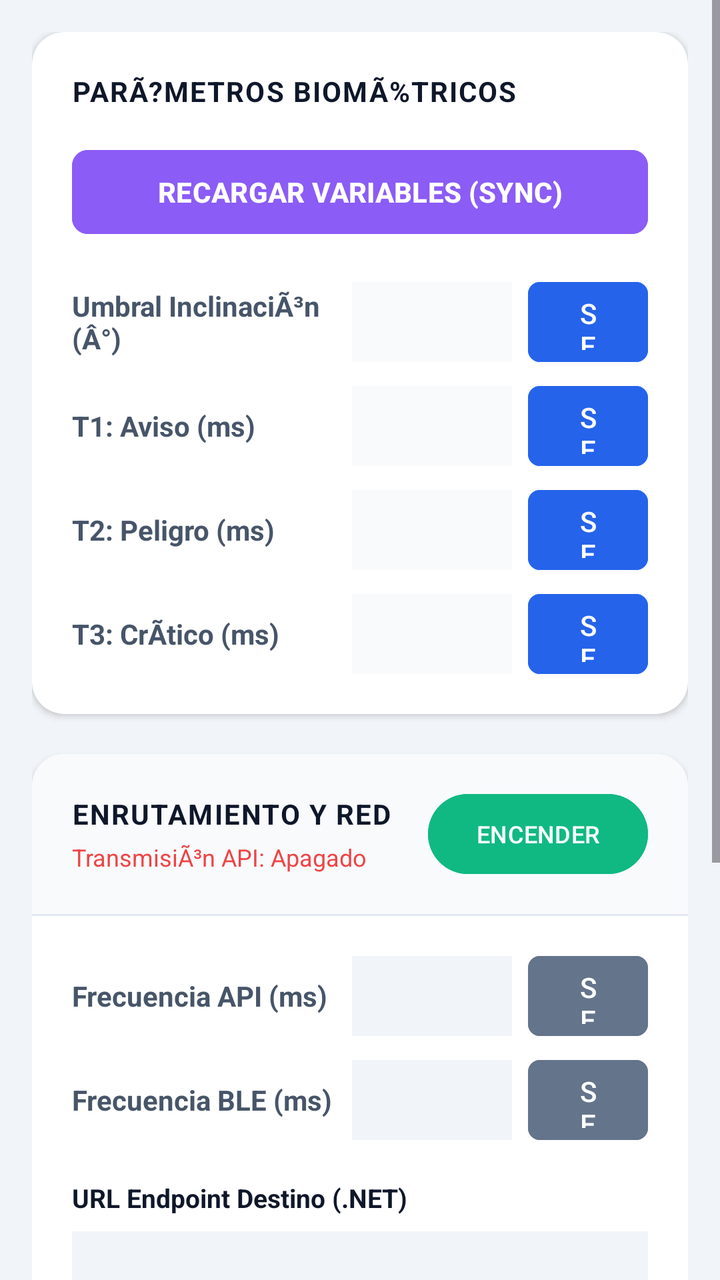
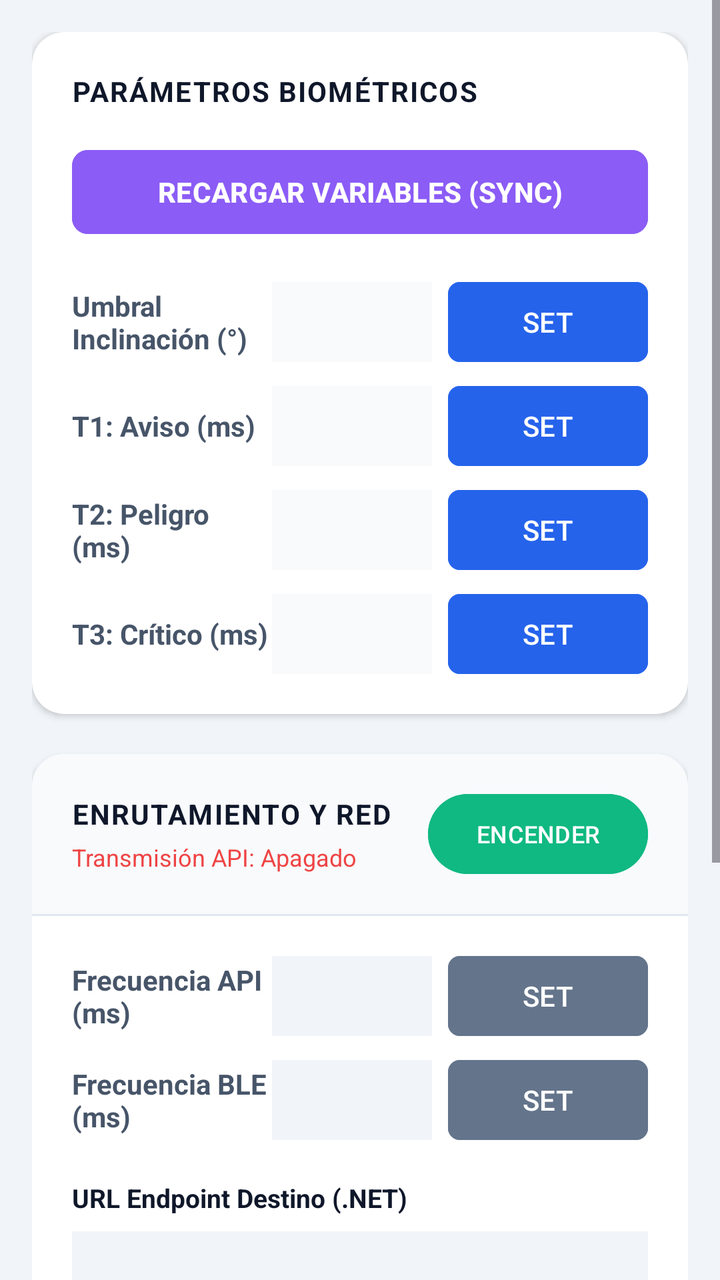

Compare the two renders of this Android layout. The source of the first and the diff that turns it into the second are given below.
<!-- AndroidManifest.xml: application theme Theme.SomnixApp -->
<!-- res/layout/gorra_test_fragment_config.xml -->
<?xml version="1.0" encoding="utf-8"?>
<ScrollView xmlns:android="http://schemas.android.com/apk/res/android"
    xmlns:app="http://schemas.android.com/apk/res-auto"
    android:layout_width="match_parent"
    android:layout_height="match_parent"
    android:background="#F1F5F9"
    android:fillViewport="true">

    <LinearLayout
        android:layout_width="match_parent"
        android:layout_height="wrap_content"
        android:orientation="vertical"
        android:padding="16dp">

        
        <androidx.cardview.widget.CardView
            android:layout_width="match_parent"
            android:layout_height="wrap_content"
            app:cardCornerRadius="16dp"
            app:cardElevation="2dp"
            app:cardBackgroundColor="#FFFFFF"
            android:layout_marginBottom="20dp">

            <LinearLayout
                android:layout_width="match_parent"
                android:layout_height="wrap_content"
                android:orientation="vertical"
                android:padding="20dp">

                <TextView android:layout_width="match_parent" android:layout_height="wrap_content" android:text="PARÃ?METROS BIOMÃ%TRICOS" android:textColor="#0F172A" android:textSize="14sp" android:textStyle="bold" android:letterSpacing="0.05" android:layout_marginBottom="16dp"/>

                <Button android:id="@+id/btnSync" android:layout_width="match_parent" android:layout_height="50dp" android:backgroundTint="#8B5CF6" android:textColor="#FFFFFF" android:text="RECARGAR VARIABLES (SYNC)" android:textStyle="bold" android:layout_marginBottom="20dp" app:cornerRadius="8dp"/>

                
                <LinearLayout android:layout_width="match_parent" android:layout_height="wrap_content" android:orientation="horizontal" android:gravity="center_vertical" android:layout_marginBottom="12dp">
                    <TextView android:layout_width="0dp" android:layout_weight="1" android:layout_height="wrap_content" android:text="Umbral InclinaciÃ³n (Â°)" android:textColor="#475569" android:textSize="14sp" android:textStyle="bold"/>
                    <EditText android:id="@+id/etUmb" android:layout_width="80dp" android:layout_height="40dp" android:inputType="numberDecimal" android:textColor="#0F172A" android:background="#F8FAFC" android:gravity="center" android:textSize="14sp" android:padding="8dp"/>
                    <Button android:id="@+id/btnSetUmb" android:layout_width="60dp" android:layout_height="40dp" android:text="SET" android:backgroundTint="#2563EB" android:textColor="#FFFFFF" android:layout_marginStart="8dp" app:cornerRadius="6dp" android:insetTop="0dp" android:insetBottom="0dp"/>
                </LinearLayout>

                <LinearLayout android:layout_width="match_parent" android:layout_height="wrap_content" android:orientation="horizontal" android:gravity="center_vertical" android:layout_marginBottom="12dp">
                    <TextView android:layout_width="0dp" android:layout_weight="1" android:layout_height="wrap_content" android:text="T1: Aviso (ms)" android:textColor="#475569" android:textSize="14sp" android:textStyle="bold"/>
                    <EditText android:id="@+id/etT1" android:layout_width="80dp" android:layout_height="40dp" android:inputType="number" android:textColor="#0F172A" android:background="#F8FAFC" android:gravity="center" android:textSize="14sp" android:padding="8dp"/>
                    <Button android:id="@+id/btnSetT1" android:layout_width="60dp" android:layout_height="40dp" android:text="SET" android:backgroundTint="#2563EB" android:textColor="#FFFFFF" android:layout_marginStart="8dp" app:cornerRadius="6dp" android:insetTop="0dp" android:insetBottom="0dp"/>
                </LinearLayout>

                <LinearLayout android:layout_width="match_parent" android:layout_height="wrap_content" android:orientation="horizontal" android:gravity="center_vertical" android:layout_marginBottom="12dp">
                    <TextView android:layout_width="0dp" android:layout_weight="1" android:layout_height="wrap_content" android:text="T2: Peligro (ms)" android:textColor="#475569" android:textSize="14sp" android:textStyle="bold"/>
                    <EditText android:id="@+id/etT2" android:layout_width="80dp" android:layout_height="40dp" android:inputType="number" android:textColor="#0F172A" android:background="#F8FAFC" android:gravity="center" android:textSize="14sp" android:padding="8dp"/>
                    <Button android:id="@+id/btnSetT2" android:layout_width="60dp" android:layout_height="40dp" android:text="SET" android:backgroundTint="#2563EB" android:textColor="#FFFFFF" android:layout_marginStart="8dp" app:cornerRadius="6dp" android:insetTop="0dp" android:insetBottom="0dp"/>
                </LinearLayout>

                <LinearLayout android:layout_width="match_parent" android:layout_height="wrap_content" android:orientation="horizontal" android:gravity="center_vertical">
                    <TextView android:layout_width="0dp" android:layout_weight="1" android:layout_height="wrap_content" android:text="T3: CrÃ­tico (ms)" android:textColor="#475569" android:textSize="14sp" android:textStyle="bold"/>
                    <EditText android:id="@+id/etT3" android:layout_width="80dp" android:layout_height="40dp" android:inputType="number" android:textColor="#0F172A" android:background="#F8FAFC" android:gravity="center" android:textSize="14sp" android:padding="8dp"/>
                    <Button android:id="@+id/btnSetT3" android:layout_width="60dp" android:layout_height="40dp" android:text="SET" android:backgroundTint="#2563EB" android:textColor="#FFFFFF" android:layout_marginStart="8dp" app:cornerRadius="6dp" android:insetTop="0dp" android:insetBottom="0dp"/>
                </LinearLayout>

            </LinearLayout>
        </androidx.cardview.widget.CardView>

        
        <androidx.cardview.widget.CardView
            android:layout_width="match_parent"
            android:layout_height="wrap_content"
            app:cardCornerRadius="16dp"
            app:cardElevation="2dp"
            app:cardBackgroundColor="#FFFFFF"
            android:layout_marginBottom="20dp">

            <LinearLayout
                android:layout_width="match_parent"
                android:layout_height="wrap_content"
                android:orientation="vertical"
                android:padding="0dp">

                
                <LinearLayout android:layout_width="match_parent" android:layout_height="wrap_content" android:orientation="horizontal" android:gravity="center_vertical" android:background="#F8FAFC" android:padding="20dp">
                    <LinearLayout android:layout_width="0dp" android:layout_weight="1" android:layout_height="wrap_content" android:orientation="vertical">
                        <TextView android:layout_width="wrap_content" android:layout_height="wrap_content" android:text="ENRUTAMIENTO Y RED" android:textColor="#0F172A" android:textSize="14sp" android:textStyle="bold" android:letterSpacing="0.05"/>
                        <TextView android:id="@+id/tvEstadoApi" android:layout_width="wrap_content" android:layout_height="wrap_content" android:text="TransmisiÃ³n API: Apagado" android:textColor="#EF4444" android:textSize="12sp" android:layout_marginTop="4dp"/>
                    </LinearLayout>
                    <Button android:id="@+id/btnToggleApi" android:layout_width="wrap_content" android:layout_height="40dp" android:text="ENCENDER" android:backgroundTint="#10B981" android:textColor="#FFFFFF" app:cornerRadius="20dp" android:textSize="12sp" android:insetTop="0dp" android:insetBottom="0dp"/>
                </LinearLayout>

                <View android:layout_width="match_parent" android:layout_height="1dp" android:background="#E2E8F0"/>

                
                <LinearLayout android:layout_width="match_parent" android:layout_height="wrap_content" android:orientation="vertical" android:padding="20dp">

                    <LinearLayout android:layout_width="match_parent" android:layout_height="wrap_content" android:orientation="horizontal" android:gravity="center_vertical" android:layout_marginBottom="12dp">
                        <TextView android:layout_width="0dp" android:layout_weight="1" android:layout_height="wrap_content" android:text="Frecuencia API (ms)" android:textColor="#475569" android:textSize="14sp" android:textStyle="bold"/>
                        <EditText android:id="@+id/etIntApi" android:layout_width="80dp" android:layout_height="40dp" android:inputType="number" android:textColor="#0F172A" android:background="#F1F5F9" android:gravity="center" android:textSize="14sp" android:padding="8dp"/>
                        <Button android:id="@+id/btnSetApi" android:layout_width="60dp" android:layout_height="40dp" android:text="SET" android:backgroundTint="#64748B" android:textColor="#FFFFFF" android:layout_marginStart="8dp" app:cornerRadius="6dp" android:insetTop="0dp" android:insetBottom="0dp"/>
                    </LinearLayout>

                    <LinearLayout android:layout_width="match_parent" android:layout_height="wrap_content" android:orientation="horizontal" android:gravity="center_vertical" android:layout_marginBottom="20dp">
                        <TextView android:layout_width="0dp" android:layout_weight="1" android:layout_height="wrap_content" android:text="Frecuencia BLE (ms)" android:textColor="#475569" android:textSize="14sp" android:textStyle="bold"/>
                        <EditText android:id="@+id/etIntBle" android:layout_width="80dp" android:layout_height="40dp" android:inputType="number" android:textColor="#0F172A" android:background="#F1F5F9" android:gravity="center" android:textSize="14sp" android:padding="8dp"/>
                        <Button android:id="@+id/btnSetBle" android:layout_width="60dp" android:layout_height="40dp" android:text="SET" android:backgroundTint="#64748B" android:textColor="#FFFFFF" android:layout_marginStart="8dp" app:cornerRadius="6dp" android:insetTop="0dp" android:insetBottom="0dp"/>
                    </LinearLayout>

                    <TextView android:layout_width="match_parent" android:layout_height="wrap_content" android:text="URL Endpoint Destino (.NET)" android:textColor="#0F172A" android:textStyle="bold" android:textSize="13sp" android:layout_marginBottom="8dp"/>
                    <EditText android:id="@+id/etUrl" android:layout_width="match_parent" android:layout_height="45dp" android:textColor="#0F172A" android:background="#F1F5F9" android:paddingHorizontal="12dp" android:textSize="13sp" android:layout_marginBottom="12dp"/>
                    <Button android:id="@+id/btnSetUrl" android:layout_width="match_parent" android:layout_height="50dp" android:text="ACTUALIZAR SERVIDOR DESTINO" android:backgroundTint="#0F172A" android:textColor="#FFFFFF" app:cornerRadius="8dp" android:layout_marginBottom="25dp"/>

                    
                    <TextView android:layout_width="match_parent" android:layout_height="wrap_content" android:text="MONITOR DE PETICIONES HTTP" android:textColor="#0F172A" android:textStyle="bold" android:textSize="13sp" android:layout_marginBottom="8dp"/>
                    <ScrollView android:layout_width="match_parent" android:layout_height="120dp" android:background="#0F172A">
                        <TextView android:id="@+id/tvApiLogs" android:layout_width="match_parent" android:layout_height="wrap_content" android:text="Esperando respuestas del servidor...\n" android:textColor="#34D399" android:fontFamily="monospace" android:padding="12dp" android:textSize="11sp"/>
                    </ScrollView>

                </LinearLayout>
            </LinearLayout>
        </androidx.cardview.widget.CardView>
    </LinearLayout>
</ScrollView>
<!-- resources referenced by this layout -->
<resources>
  <style name="Theme.SomnixApp" parent="Base.Theme.SomnixApp" />
  <style name="Base.Theme.SomnixApp" parent="Theme.Material3.DayNight.NoActionBar">
          
          
      </style>
</resources>

<!-- the commit's change to res/layout/gorra_test_fragment_config.xml (unified diff, before → after) -->
@@ -27,33 +27,33 @@
                 android:orientation="vertical"
                 android:padding="20dp">
 
-                <TextView android:layout_width="match_parent" android:layout_height="wrap_content" android:text="PARÃ?METROS BIOMÃ%TRICOS" android:textColor="#0F172A" android:textSize="14sp" android:textStyle="bold" android:letterSpacing="0.05" android:layout_marginBottom="16dp"/>
+                <TextView android:layout_width="match_parent" android:layout_height="wrap_content" android:text="PARÁMETROS BIOMÉTRICOS" android:textColor="#0F172A" android:textSize="14sp" android:textStyle="bold" android:letterSpacing="0.05" android:layout_marginBottom="16dp"/>
 
                 <Button android:id="@+id/btnSync" android:layout_width="match_parent" android:layout_height="50dp" android:backgroundTint="#8B5CF6" android:textColor="#FFFFFF" android:text="RECARGAR VARIABLES (SYNC)" android:textStyle="bold" android:layout_marginBottom="20dp" app:cornerRadius="8dp"/>
 
                 
                 <LinearLayout android:layout_width="match_parent" android:layout_height="wrap_content" android:orientation="horizontal" android:gravity="center_vertical" android:layout_marginBottom="12dp">
-                    <TextView android:layout_width="0dp" android:layout_weight="1" android:layout_height="wrap_content" android:text="Umbral InclinaciÃ³n (Â°)" android:textColor="#475569" android:textSize="14sp" android:textStyle="bold"/>
+                    <TextView android:layout_width="0dp" android:layout_weight="1" android:layout_height="wrap_content" android:text="Umbral Inclinación (°)" android:textColor="#475569" android:textSize="14sp" android:textStyle="bold"/>
                     <EditText android:id="@+id/etUmb" android:layout_width="80dp" android:layout_height="40dp" android:inputType="numberDecimal" android:textColor="#0F172A" android:background="#F8FAFC" android:gravity="center" android:textSize="14sp" android:padding="8dp"/>
-                    <Button android:id="@+id/btnSetUmb" android:layout_width="60dp" android:layout_height="40dp" android:text="SET" android:backgroundTint="#2563EB" android:textColor="#FFFFFF" android:layout_marginStart="8dp" app:cornerRadius="6dp" android:insetTop="0dp" android:insetBottom="0dp"/>
+                    <Button android:id="@+id/btnSetUmb" android:layout_width="100dp" android:layout_height="40dp" android:textSize="14dp" android:text="SET" android:backgroundTint="#2563EB" android:textColor="#FFFFFF" android:layout_marginStart="8dp" app:cornerRadius="6dp" android:insetTop="0dp" android:insetBottom="0dp"/>
                 </LinearLayout>
 
                 <LinearLayout android:layout_width="match_parent" android:layout_height="wrap_content" android:orientation="horizontal" android:gravity="center_vertical" android:layout_marginBottom="12dp">
                     <TextView android:layout_width="0dp" android:layout_weight="1" android:layout_height="wrap_content" android:text="T1: Aviso (ms)" android:textColor="#475569" android:textSize="14sp" android:textStyle="bold"/>
                     <EditText android:id="@+id/etT1" android:layout_width="80dp" android:layout_height="40dp" android:inputType="number" android:textColor="#0F172A" android:background="#F8FAFC" android:gravity="center" android:textSize="14sp" android:padding="8dp"/>
-                    <Button android:id="@+id/btnSetT1" android:layout_width="60dp" android:layout_height="40dp" android:text="SET" android:backgroundTint="#2563EB" android:textColor="#FFFFFF" android:layout_marginStart="8dp" app:cornerRadius="6dp" android:insetTop="0dp" android:insetBottom="0dp"/>
+                    <Button android:id="@+id/btnSetT1" android:layout_width="100dp" android:layout_height="40dp" android:text="SET" android:backgroundTint="#2563EB" android:textColor="#FFFFFF" android:layout_marginStart="8dp" app:cornerRadius="6dp" android:insetTop="0dp" android:insetBottom="0dp"/>
                 </LinearLayout>
 
                 <LinearLayout android:layout_width="match_parent" android:layout_height="wrap_content" android:orientation="horizontal" android:gravity="center_vertical" android:layout_marginBottom="12dp">
                     <TextView android:layout_width="0dp" android:layout_weight="1" android:layout_height="wrap_content" android:text="T2: Peligro (ms)" android:textColor="#475569" android:textSize="14sp" android:textStyle="bold"/>
                     <EditText android:id="@+id/etT2" android:layout_width="80dp" android:layout_height="40dp" android:inputType="number" android:textColor="#0F172A" android:background="#F8FAFC" android:gravity="center" android:textSize="14sp" android:padding="8dp"/>
-                    <Button android:id="@+id/btnSetT2" android:layout_width="60dp" android:layout_height="40dp" android:text="SET" android:backgroundTint="#2563EB" android:textColor="#FFFFFF" android:layout_marginStart="8dp" app:cornerRadius="6dp" android:insetTop="0dp" android:insetBottom="0dp"/>
+                    <Button android:id="@+id/btnSetT2" android:layout_width="100dp" android:layout_height="40dp" android:text="SET" android:backgroundTint="#2563EB" android:textColor="#FFFFFF" android:layout_marginStart="8dp" app:cornerRadius="6dp" android:insetTop="0dp" android:insetBottom="0dp"/>
                 </LinearLayout>
 
                 <LinearLayout android:layout_width="match_parent" android:layout_height="wrap_content" android:orientation="horizontal" android:gravity="center_vertical">
-                    <TextView android:layout_width="0dp" android:layout_weight="1" android:layout_height="wrap_content" android:text="T3: CrÃ­tico (ms)" android:textColor="#475569" android:textSize="14sp" android:textStyle="bold"/>
+                    <TextView android:layout_width="0dp" android:layout_weight="1" android:layout_height="wrap_content" android:text="T3: Crítico (ms)" android:textColor="#475569" android:textSize="14sp" android:textStyle="bold"/>
                     <EditText android:id="@+id/etT3" android:layout_width="80dp" android:layout_height="40dp" android:inputType="number" android:textColor="#0F172A" android:background="#F8FAFC" android:gravity="center" android:textSize="14sp" android:padding="8dp"/>
-                    <Button android:id="@+id/btnSetT3" android:layout_width="60dp" android:layout_height="40dp" android:text="SET" android:backgroundTint="#2563EB" android:textColor="#FFFFFF" android:layout_marginStart="8dp" app:cornerRadius="6dp" android:insetTop="0dp" android:insetBottom="0dp"/>
+                    <Button android:id="@+id/btnSetT3" android:layout_width="100dp" android:layout_height="40dp" android:text="SET" android:backgroundTint="#2563EB" android:textColor="#FFFFFF" android:layout_marginStart="8dp" app:cornerRadius="6dp" android:insetTop="0dp" android:insetBottom="0dp"/>
                 </LinearLayout>
 
             </LinearLayout>
@@ -78,7 +78,7 @@
                 <LinearLayout android:layout_width="match_parent" android:layout_height="wrap_content" android:orientation="horizontal" android:gravity="center_vertical" android:background="#F8FAFC" android:padding="20dp">
                     <LinearLayout android:layout_width="0dp" android:layout_weight="1" android:layout_height="wrap_content" android:orientation="vertical">
                         <TextView android:layout_width="wrap_content" android:layout_height="wrap_content" android:text="ENRUTAMIENTO Y RED" android:textColor="#0F172A" android:textSize="14sp" android:textStyle="bold" android:letterSpacing="0.05"/>
-                        <TextView android:id="@+id/tvEstadoApi" android:layout_width="wrap_content" android:layout_height="wrap_content" android:text="TransmisiÃ³n API: Apagado" android:textColor="#EF4444" android:textSize="12sp" android:layout_marginTop="4dp"/>
+                        <TextView android:id="@+id/tvEstadoApi" android:layout_width="wrap_content" android:layout_height="wrap_content" android:text="Transmisión API: Apagado" android:textColor="#EF4444" android:textSize="12sp" android:layout_marginTop="4dp"/>
                     </LinearLayout>
                     <Button android:id="@+id/btnToggleApi" android:layout_width="wrap_content" android:layout_height="40dp" android:text="ENCENDER" android:backgroundTint="#10B981" android:textColor="#FFFFFF" app:cornerRadius="20dp" android:textSize="12sp" android:insetTop="0dp" android:insetBottom="0dp"/>
                 </LinearLayout>
@@ -91,13 +91,13 @@
                     <LinearLayout android:layout_width="match_parent" android:layout_height="wrap_content" android:orientation="horizontal" android:gravity="center_vertical" android:layout_marginBottom="12dp">
                         <TextView android:layout_width="0dp" android:layout_weight="1" android:layout_height="wrap_content" android:text="Frecuencia API (ms)" android:textColor="#475569" android:textSize="14sp" android:textStyle="bold"/>
                         <EditText android:id="@+id/etIntApi" android:layout_width="80dp" android:layout_height="40dp" android:inputType="number" android:textColor="#0F172A" android:background="#F1F5F9" android:gravity="center" android:textSize="14sp" android:padding="8dp"/>
-                        <Button android:id="@+id/btnSetApi" android:layout_width="60dp" android:layout_height="40dp" android:text="SET" android:backgroundTint="#64748B" android:textColor="#FFFFFF" android:layout_marginStart="8dp" app:cornerRadius="6dp" android:insetTop="0dp" android:insetBottom="0dp"/>
+                        <Button android:id="@+id/btnSetApi" android:layout_width="100dp" android:layout_height="40dp" android:text="SET" android:backgroundTint="#64748B" android:textColor="#FFFFFF" android:layout_marginStart="8dp" app:cornerRadius="6dp" android:insetTop="0dp" android:insetBottom="0dp"/>
                     </LinearLayout>
 
                     <LinearLayout android:layout_width="match_parent" android:layout_height="wrap_content" android:orientation="horizontal" android:gravity="center_vertical" android:layout_marginBottom="20dp">
                         <TextView android:layout_width="0dp" android:layout_weight="1" android:layout_height="wrap_content" android:text="Frecuencia BLE (ms)" android:textColor="#475569" android:textSize="14sp" android:textStyle="bold"/>
                         <EditText android:id="@+id/etIntBle" android:layout_width="80dp" android:layout_height="40dp" android:inputType="number" android:textColor="#0F172A" android:background="#F1F5F9" android:gravity="center" android:textSize="14sp" android:padding="8dp"/>
-                        <Button android:id="@+id/btnSetBle" android:layout_width="60dp" android:layout_height="40dp" android:text="SET" android:backgroundTint="#64748B" android:textColor="#FFFFFF" android:layout_marginStart="8dp" app:cornerRadius="6dp" android:insetTop="0dp" android:insetBottom="0dp"/>
+                        <Button android:id="@+id/btnSetBle" android:layout_width="100dp" android:layout_height="40dp" android:text="SET" android:backgroundTint="#64748B" android:textColor="#FFFFFF" android:layout_marginStart="8dp" app:cornerRadius="6dp" android:insetTop="0dp" android:insetBottom="0dp"/>
                     </LinearLayout>
 
                     <TextView android:layout_width="match_parent" android:layout_height="wrap_content" android:text="URL Endpoint Destino (.NET)" android:textColor="#0F172A" android:textStyle="bold" android:textSize="13sp" android:layout_marginBottom="8dp"/>
